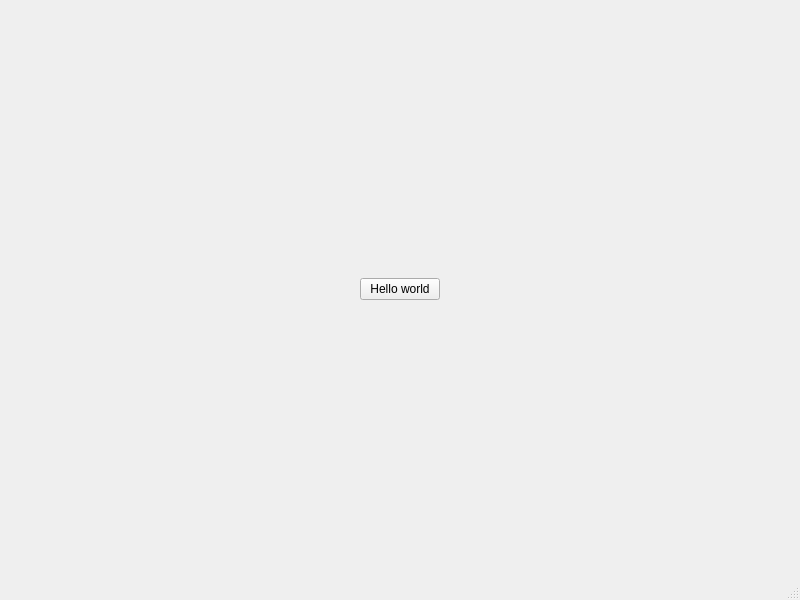
Before: the Qt Designer form mainwindow.ui in arcreane/c-tu-perds-tu-ris, drawn with Qt 5.
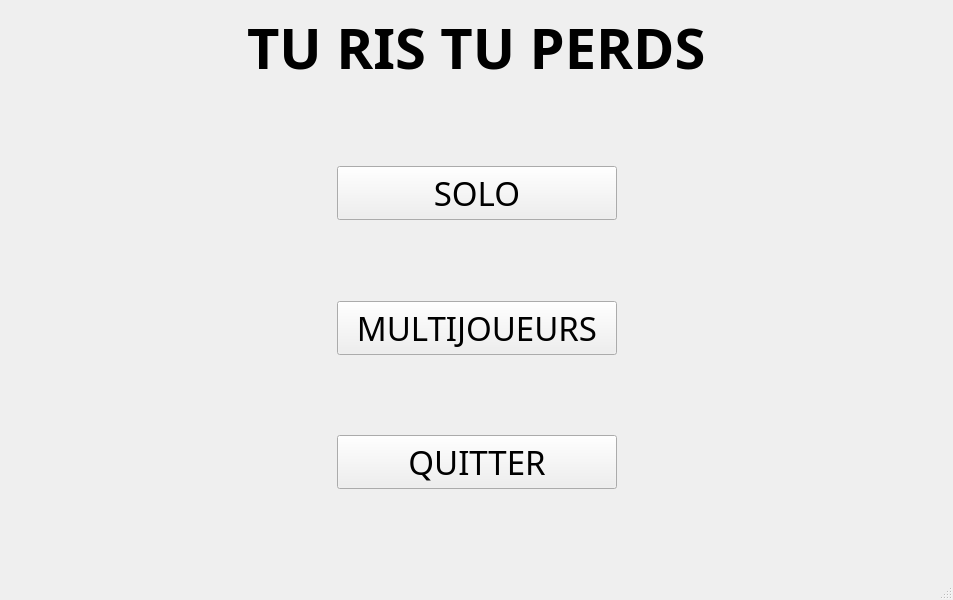
After: the same form once the commit is applied.

Commit message: ajout de la page d'accueil

What changed in the file:
```diff
--- a/mainwindow.ui
+++ b/mainwindow.ui
@@ -6,7 +6,7 @@
    <rect>
     <x>0</x>
     <y>0</y>
-    <width>800</width>
+    <width>953</width>
     <height>600</height>
    </rect>
   </property>
@@ -16,6 +16,61 @@
   <widget class="QWidget" name="centralwidget">
    <layout class="QHBoxLayout" name="horizontalLayout">
     <item>
+     <layout class="QGridLayout" name="gridLayout" columnstretch="0,0,0">
+      <property name="leftMargin">
+       <number>0</number>
+      </property>
+      <property name="spacing">
+       <number>0</number>
+      </property>
+      <item row="0" column="0">
+       <spacer name="horizontalSpacer_3">
+        <property name="orientation">
+         <enum>Qt::Horizontal</enum>
+        </property>
+        <property name="sizeHint" stdset="0">
+         <size>
+          <width>40</width>
+          <height>20</height>
+         </size>
+        </property>
+       </spacer>
+      </item>
+      <item row="0" column="1">
+       <layout class="QVBoxLayout" name="verticalLayout_2">
+        <item>
+         <widget class="QLabel" name="label">
+          <property name="font">
+           <font>
+            <family>Poppins</family>
+            <pointsize>42</pointsize>
+            <weight>75</weight>
+            <bold>true</bold>
+           </font>
+          </property>
+          <property name="text">
+           <string>TU RIS TU PERDS</string>
+          </property>
+         </widget>
+        </item>
+       </layout>
+      </item>
+      <item row="0" column="2">
+       <spacer name="horizontalSpacer_4">
+        <property name="orientation">
+         <enum>Qt::Horizontal</enum>
+        </property>
+        <property name="sizeHint" stdset="0">
+         <size>
+          <width>40</width>
+          <height>20</height>
+         </size>
+        </property>
+       </spacer>
+      </item>
+      <item row="1" column="1">
+       <layout class="QHBoxLayout" name="horizontalLayout_2">
+        <item>
      <spacer name="horizontalSpacer">
       <property name="orientation">
        <enum>Qt::Horizontal</enum>
@@ -30,13 +85,151 @@
     </item>
     <item>
      <layout class="QVBoxLayout" name="verticalLayout">
+          <item>
+           <spacer name="verticalSpacer_3">
+            <property name="orientation">
+             <enum>Qt::Vertical</enum>
+            </property>
+            <property name="sizeHint" stdset="0">
+             <size>
+              <width>20</width>
+              <height>40</height>
+             </size>
+            </property>
+           </spacer>
+          </item>
+          <item>
+           <widget class="QPushButton" name="pushButton_2">
+            <property name="baseSize">
+             <size>
+              <width>0</width>
+              <height>0</height>
+             </size>
+            </property>
+            <property name="font">
+             <font>
+              <family>Poppins</family>
+              <pointsize>25</pointsize>
+             </font>
+            </property>
+            <property name="text">
+             <string>SOLO</string>
+            </property>
+           </widget>
+          </item>
+          <item>
+           <spacer name="verticalSpacer">
+            <property name="orientation">
+             <enum>Qt::Vertical</enum>
+            </property>
+            <property name="sizeHint" stdset="0">
+             <size>
+              <width>20</width>
+              <height>40</height>
+             </size>
+            </property>
+           </spacer>
+          </item>
+          <item>
+           <widget class="QPushButton" name="pushButton_3">
+            <property name="enabled">
+             <bool>true</bool>
+            </property>
+            <property name="minimumSize">
+             <size>
+              <width>280</width>
+              <height>0</height>
+             </size>
+            </property>
+            <property name="sizeIncrement">
+             <size>
+              <width>0</width>
+              <height>0</height>
+             </size>
+            </property>
+            <property name="baseSize">
+             <size>
+              <width>0</width>
+              <height>0</height>
+             </size>
+            </property>
+            <property name="font">
+             <font>
+              <family>Poppins</family>
+              <pointsize>25</pointsize>
+             </font>
+            </property>
+            <property name="tabletTracking">
+             <bool>false</bool>
+            </property>
+            <property name="acceptDrops">
+             <bool>false</bool>
+            </property>
+            <property name="text">
+             <string>MULTIJOUEURS</string>
+            </property>
+            <property name="checkable">
+             <bool>false</bool>
+            </property>
+            <property name="autoExclusive">
+             <bool>false</bool>
+            </property>
+            <property name="autoDefault">
+             <bool>false</bool>
+            </property>
+            <property name="default">
+             <bool>false</bool>
+            </property>
+            <property name="flat">
+             <bool>false</bool>
+            </property>
+           </widget>
+          </item>
+          <item>
+           <spacer name="verticalSpacer_2">
+            <property name="orientation">
+             <enum>Qt::Vertical</enum>
+            </property>
+            <property name="sizeHint" stdset="0">
+             <size>
+              <width>20</width>
+              <height>40</height>
+             </size>
+            </property>
+           </spacer>
+          </item>
       <item>
        <widget class="QPushButton" name="pushButton">
+            <property name="baseSize">
+             <size>
+              <width>55</width>
+              <height>54</height>
+             </size>
+            </property>
+            <property name="font">
+             <font>
+              <family>Poppins</family>
+              <pointsize>25</pointsize>
+             </font>
+            </property>
         <property name="text">
-         <string>Hello world</string>
+             <string>QUITTER</string>
         </property>
        </widget>
       </item>
+          <item>
+           <spacer name="verticalSpacer_4">
+            <property name="orientation">
+             <enum>Qt::Vertical</enum>
+            </property>
+            <property name="sizeHint" stdset="0">
+             <size>
+              <width>20</width>
+              <height>40</height>
+             </size>
+            </property>
+           </spacer>
+          </item>
      </layout>
     </item>
     <item>
@@ -53,6 +246,10 @@
      </spacer>
     </item>
    </layout>
+      </item>
+     </layout>
+    </item>
+   </layout>
   </widget>
   <widget class="QMenuBar" name="menubar">
    <property name="geometry">
```
Left out of the diff: 2 changed lines with no effect on the pictures. Lines whose indentation alone changed are shown as unchanged.
